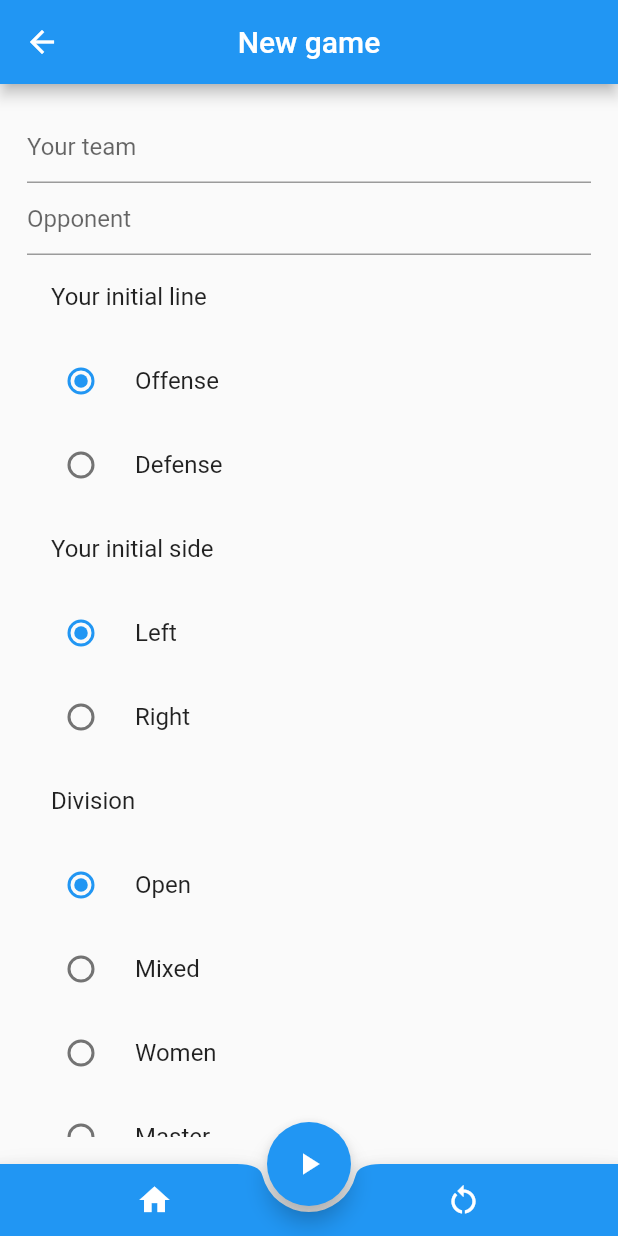
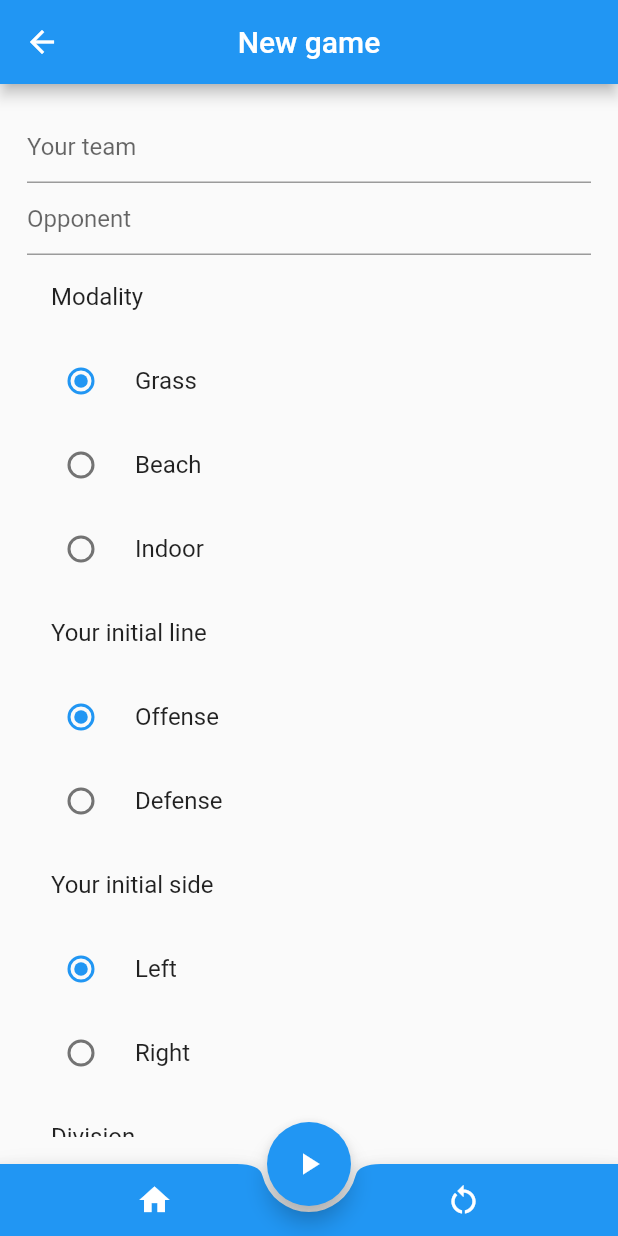
Before and after one commit to alfredoUcar/ultiplay, a Flutter app: the screen it shows after launch, after a tap on "New game", on a phone screen of 412 x 824 dp. Run offline on Flutter 3.47's test engine with Material 2 defaults, Android fonts, the phone set to English and light mode, and no system bars.

Commit message:
add game modality to form

```diff
--- a/lib/models/game.dart
+++ b/lib/models/game.dart
@@ -2,6 +2,7 @@ enum Position { offense, defense }
 enum Division { open, mixed, women, master, grandmaster }
 enum CheckpointType { goal, turnover, pull, call, custom }
 enum FieldSide { left, right }
+enum Modality { grass, beach, indoor }
 
 /// Only for mixed games
 enum GenderRatioRule { ruleA, ruleB }
--- a/lib/screens/new_game.dart
+++ b/lib/screens/new_game.dart
@@ -22,6 +22,7 @@ class _NewGameState extends State<NewGame> {
   String _mainTeamPosition = Position.offense.toString();
   String _mainTeamSide = FieldSide.left.toString();
   String _genderRule = GenderRatioRule.ruleA.toString();
+  String _modality = Modality.grass.toString();
   String _genderRatio = GenderRatio.moreWomen.toString();
   String? _mainTeam;
   String? _opponentTeam;
@@ -86,6 +87,7 @@ class _NewGameState extends State<NewGame> {
                     _opponentTeam = value;
                   },
                 ),
+                modalityOptions(),
                 lineOptions(),
                 fieldSideOptions(),
                 divisionOptions(),
@@ -116,6 +118,31 @@ class _NewGameState extends State<NewGame> {
               if (value != null) {
                 setState(() {
                   _mainTeamPosition = value;
+                });
+              }
+            },
+          );
+        }),
+      ],
+    );
+  }
+
+  Widget modalityOptions() {
+    return Column(
+      children: [
+        ListTile(
+          title: Text('Modality'),
+        ),
+        ...Modality.values.asMap().entries.map((entry) {
+          Modality modality = entry.value;
+          return RadioListTile(
+            title: Text(modality.name.capitalize()),
+            value: modality.toString(),
+            groupValue: _modality,
+            onChanged: (String? value) {
+              if (value != null) {
+                setState(() {
+                  _modality = value;
                 });
               }
             },
```
